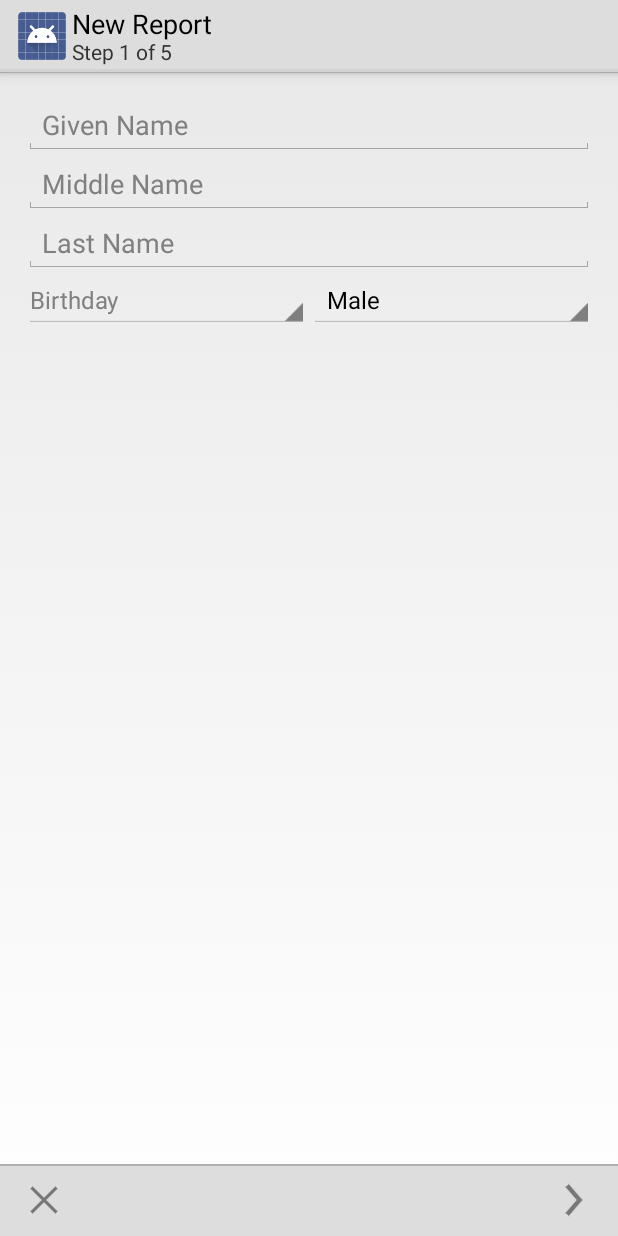
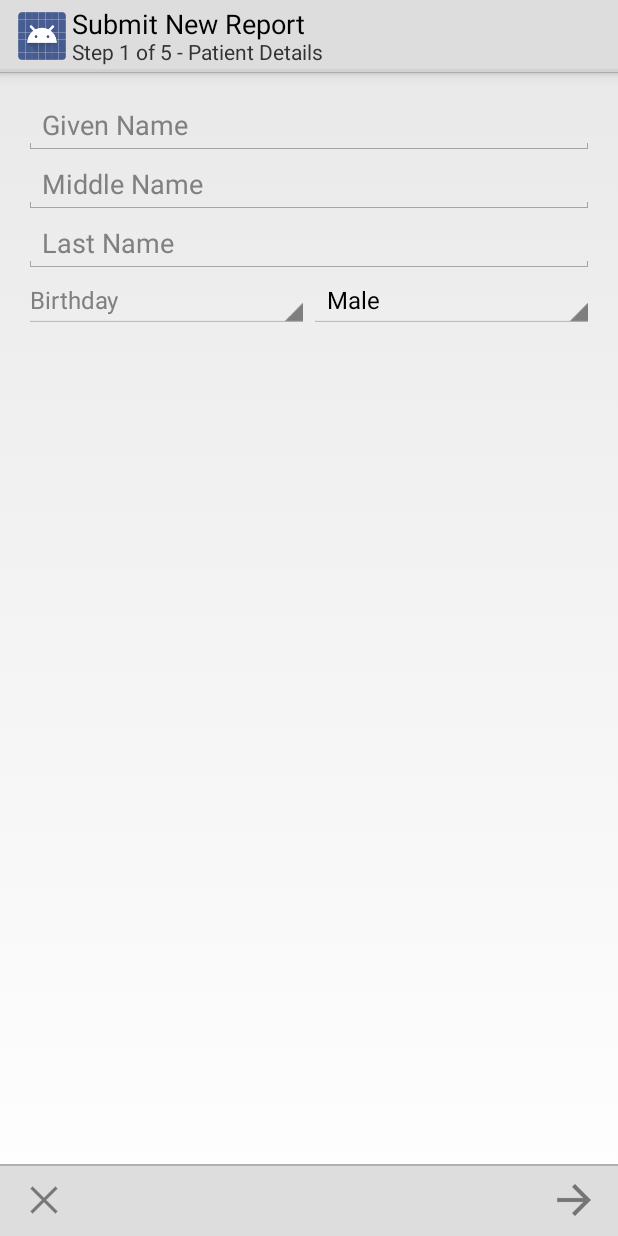
Before and after one commit to catAngangco/Malaria-Android2, an Android app: the NewReportActivity screen opened directly, with no data from a screen before it, on a phone screen of 412 x 824 dp. Run offline under Robolectric (Android 15) with nearby library versions, the phone set to English and light mode, and no system bars.

Commit message:
changed ifs to switch on "onPrepareOptionsMenu"

```diff
--- a/Malaria/src/main/java/com/cajama/malaria/NewReportActivity.java
+++ b/Malaria/src/main/java/com/cajama/malaria/NewReportActivity.java
@@ -5,6 +5,7 @@ import android.app.AlertDialog;
 import android.content.Context;
 import android.content.DialogInterface;
 import android.content.Intent;
+import android.content.res.Resources;
 import android.graphics.Bitmap;
 import android.graphics.BitmapFactory;
 import android.net.Uri;
@@ -37,7 +38,9 @@ public class NewReportActivity extends Activity {
     private static final int PHOTO_REQUEST = 4214;
     private Uri fileUri;
     private String imageFilePath;
-    private int stepnum = 1;
+    private int displayedchild;
+    private Resources res;
+    private String[] step_subtitles;
 
     private class myBitmap {
         String path;
@@ -95,9 +98,6 @@ public class NewReportActivity extends Activity {
     @Override
     protected void onCreate(Bundle savedInstanceState) {
         super.onCreate(savedInstanceState);
-
-        getActionBar().setSubtitle("Step " + stepnum + " of 5");
-
         setContentView(R.layout.activity_new_report);
 
         Spinner spinner = (Spinner) findViewById(R.id.gender_spinner);
@@ -107,6 +107,7 @@ public class NewReportActivity extends Activity {
         spinner.setAdapter(adapter);
 
         VF = (ViewFlipper) findViewById(R.id.viewFlipper);
+        getActionBar().setSubtitle("Step 1 of " + VF.getChildCount());
 
         images = new ImageAdapter(this);
         new_report_photos_layout = (GridView) findViewById(R.id.new_report_photos_layout);
@@ -123,22 +124,40 @@ public class NewReportActivity extends Activity {
                 startActivityForResult(intent, PHOTO_REQUEST);
             }
         });
+
+        res = getResources();
+        step_subtitles = new String[]{res.getString(R.string.patient_details), res.getString(R.string.slide_photos), res.getString(R.string.diagnosis), "4", "5"};
     }
 
     @Override
     public boolean onPrepareOptionsMenu(Menu menu) {
-        getActionBar().setSubtitle("Step " + stepnum + " of 5");
+        displayedchild = VF.getDisplayedChild();
+        getActionBar().setSubtitle(String.format("Step %d of %d - %s", displayedchild + 1, VF.getChildCount(), step_subtitles[displayedchild]));
 
-        if (VF.getDisplayedChild() == 0) {
-            menu.findItem(R.id.action_prev).setIcon(R.drawable.navigation_cancel).setTitle(R.string.cancel);
-        } else {
-            menu.findItem(R.id.action_prev).setIcon(R.drawable.navigation_previous_item).setTitle(R.string.back);
+        switch(displayedchild) {
+            case 0: menu.findItem(R.id.action_prev).setIcon(R.drawable.navigation_cancel).setTitle(R.string.cancel);
+                    menu.findItem(R.id.action_photo).setVisible(false);
+                    menu.findItem(R.id.action_next).setIcon(R.drawable.navigation_forward).setTitle(R.string.next);
+                    break;
+            case 1: menu.findItem(R.id.action_prev).setIcon(R.drawable.navigation_back2).setTitle(R.string.back);
+                    menu.findItem(R.id.action_photo).setVisible(true);
+                    menu.findItem(R.id.action_next).setIcon(R.drawable.navigation_forward).setTitle(R.string.next);
+                    break;
+            case 2: menu.findItem(R.id.action_prev).setIcon(R.drawable.navigation_back2).setTitle(R.string.back);
+                    menu.findItem(R.id.action_photo).setVisible(false);
+                    menu.findItem(R.id.action_next).setIcon(R.drawable.navigation_forward).setTitle(R.string.next);
+                    break;
+            case 3: menu.findItem(R.id.action_prev).setIcon(R.drawable.navigation_back2).setTitle(R.string.back);
+                    menu.findItem(R.id.action_photo).setVisible(false);
+                    menu.findItem(R.id.action_next).setIcon(R.drawable.navigation_forward).setTitle(R.string.next);
+                    break;
+            case 4: menu.findItem(R.id.action_prev).setIcon(R.drawable.navigation_back2).setTitle(R.string.back);
+                    menu.findItem(R.id.action_photo).setVisible(false);
+                    menu.findItem(R.id.action_next).setIcon(R.drawable.navigation_accept).setTitle(R.string.submit);
+                    break;
+            default: break;
         }
-        if (VF.getDisplayedChild() == 1) {
-            menu.findItem(R.id.action_photo).setVisible(true);
-        } else {
-            menu.findItem(R.id.action_photo).setVisible(false);
-        }
+
         return super.onPrepareOptionsMenu(menu);
     }
 
@@ -181,14 +200,12 @@ public class NewReportActivity extends Activity {
                     alertDialog.show();
                 } else {
                     VF.showPrevious();
-                    stepnum--;
                 }
                 return true;
             case R.id.action_next:
                 invalidateOptionsMenu();
                 if(VF.getDisplayedChild() != VF.getChildCount()-1) {
                     VF.showNext();
-                    stepnum++;
                 }
                 return true;
             case R.id.action_photo:
--- a/Malaria/src/main/res/layout/activity_new_report.xml
+++ b/Malaria/src/main/res/layout/activity_new_report.xml
@@ -104,4 +104,9 @@
                     android:orientation="vertical">
     </RelativeLayout>
 
+    <RelativeLayout android:layout_width="fill_parent"
+                    android:layout_height="fill_parent"
+                    android:orientation="vertical">
+    </RelativeLayout>
+
 </ViewFlipper>
--- a/Malaria/src/main/res/menu/new_report.xml
+++ b/Malaria/src/main/res/menu/new_report.xml
@@ -16,6 +16,6 @@
     <item android:id="@+id/action_next"
           android:title="@string/next"
           android:orderInCategory="100"
-          android:icon="@drawable/navigation_next_item"
+          android:icon="@drawable/navigation_forward"
           android:showAsAction="always|withText" />
 </menu>
--- a/Malaria/src/main/res/values/strings.xml
+++ b/Malaria/src/main/res/values/strings.xml
@@ -18,7 +18,7 @@
         <item>Female</item>
     </string-array>
 
-    <string name="title_activity_new_report">New Report</string>
+    <string name="title_activity_new_report">Submit New Report</string>
     <string name="back">Back</string>
     <string name="next">Next</string>
     <string name="cancel">Cancel</string>
@@ -32,5 +32,8 @@
     <string name="photo_delete_warning">This photo will be deleted. This action is irreversible.</string>
     <string name="ok">OK</string>
     <string name="empty_photos_message">Click the camera button below to add new photos.</string>
-
+    <string name="patient_details">Patient Details</string>
+    <string name="slide_photos">Slide Photos</string>
+    <string name="diagnosis">Diagnosis</string>
+    <string name="submit">Submit</string>
 </resources>
```
Also changed, not shown: 8 other files.
